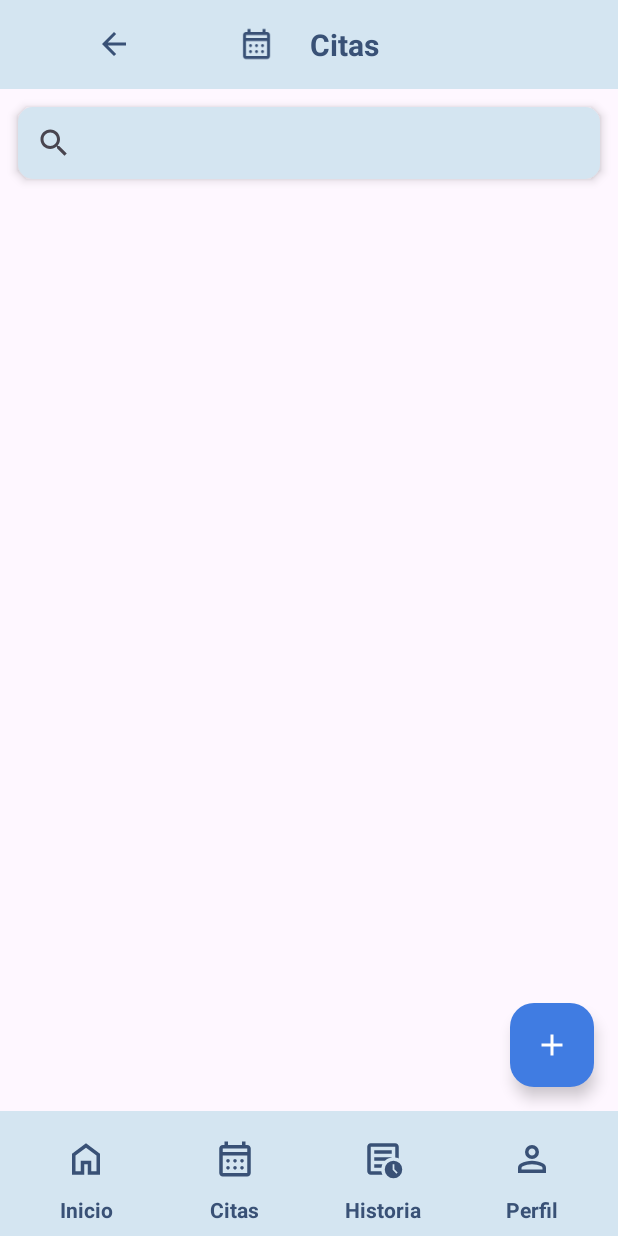
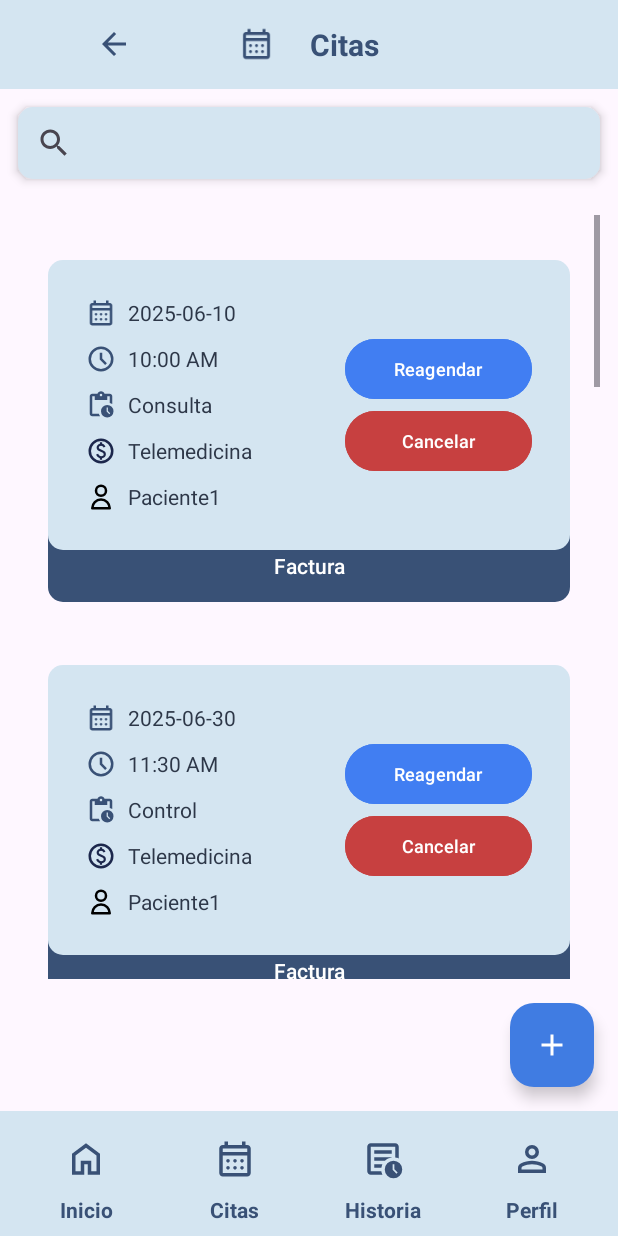
Before and after one commit to tejcamilo/movildev, an Android app: the screen it shows after launch (MainActivity), after a tap on "Citas", on a phone screen of 412 x 824 dp. Run offline under Robolectric (Android 15) with nearby library versions, the phone set to English and light mode, and no system bars.

Commit message:
Modificar atributos Cita

```diff
--- a/app/src/main/java/com/example/movildev/adapters/CitaItemAdapter.kt
+++ b/app/src/main/java/com/example/movildev/adapters/CitaItemAdapter.kt
@@ -49,7 +49,7 @@ class CitaItemAdapter(
         }
         fun bind(item: Cita, onCancelarClick: (Cita) -> Unit) {
             fechaCita.text = "${item.fecha} - ${item.hora}"
-            tipoCita.text = item.tipo
+            tipoCita.text = item.tratamiento
             profesionalCita.text = item.profesional
             modalidadCita.text = item.modalidad
 
--- a/app/src/main/java/com/example/movildev/adapters/TelemedicinaItemAdapter.kt
+++ b/app/src/main/java/com/example/movildev/adapters/TelemedicinaItemAdapter.kt
@@ -49,7 +49,7 @@ class TelemedicinaItemAdapter(
         }
         fun bind(item: Cita, onAccederClick: (Cita) -> Unit, onCancelarClick: (Cita) -> Unit) {
             fechaCita.text = "${item.fecha} - ${item.hora}"
-            tipoCita.text = item.tipo
+            tipoCita.text = item.tratamiento
             profesionalCita.text = item.profesional
 
             Log.i("TelemedicinaLogger", "init: $item")
--- a/app/src/main/java/com/example/movildev/model/Cita.kt
+++ b/app/src/main/java/com/example/movildev/model/Cita.kt
@@ -4,10 +4,9 @@ data class Cita (
     val id: String = "",
     val fecha: String = "",
     val hora: String = "",
-    val tipo: String = "",
     val tratamiento: String = "",
     val paciente: String = "",
     val modalidad: String = "",
-    val profesional: String = "",
+    val profesional: String = "Cathalina Cañon",
     var disponible: Boolean = true
 )
--- a/app/src/main/java/com/example/movildev/repositories/CitaRepository.kt
+++ b/app/src/main/java/com/example/movildev/repositories/CitaRepository.kt
@@ -4,11 +4,94 @@ import androidx.lifecycle.LiveData
 import androidx.lifecycle.MutableLiveData
 import com.example.movildev.model.Cita
 import com.example.movildev.model.Factura
+import java.util.UUID
 
 
 class CitaRepository {
 
-    private val listaCitas = mutableListOf<Cita>()
+    val listaCitas : MutableList<Cita> = mutableListOf(
+        Cita(
+            id = UUID.randomUUID().toString(),
+            fecha = "2025-06-10",
+            hora = "10:00 AM",
+            tratamiento = "Consulta",
+            paciente = "Paciente1",
+            modalidad = "Telemedicina",
+            profesional = "Cathalina Cañon",
+            disponible = false
+        ),
+        Cita(
+            id = UUID.randomUUID().toString(),
+            fecha = "2025-06-30",
+            hora = "11:30 AM",
+            tratamiento = "Control",
+            paciente = "Paciente1",
+            modalidad = "Telemedicina",
+            profesional = "Cathalina Cañon",
+            disponible = false
+        ),
+        Cita(
+            id = UUID.randomUUID().toString(),
+            fecha = "2025-08-05",
+            hora = "03:30 PM",
+            tratamiento = "Control",
+            paciente = "Paciente1",
+            modalidad = "Telemedicina",
+            profesional = "Cathalina Cañon",
+            disponible = false
+        ),
+        Cita(
+            id = UUID.randomUUID().toString(),
+            fecha = "2025-07-05",
+            hora = "09:00 AM",
+            tratamiento = "Consulta",
+            paciente = "Paciente1",
+            modalidad = "Presencial",
+            profesional = "Cathalina Cañon",
+            disponible = true
+        ),
+        Cita(
+            id = UUID.randomUUID().toString(),
+            fecha = "2025-07-12",
+            hora = "02:00 PM",
+            tratamiento = "Revisión",
+            paciente = "Paciente1",
+            modalidad = "Telemedicina",
+            profesional = "Cathalina Cañon",
+            disponible = true
+        ),
+        Cita(
+            id = UUID.randomUUID().toString(),
+            fecha = "2025-07-20",
+            hora = "04:30 PM",
+            tratamiento = "Control",
+            paciente = "Paciente1",
+            modalidad = "Presencial",
+            profesional = "Cathalina Cañon",
+            disponible = false
+        ),
+        Cita(
+            id = UUID.randomUUID().toString(),
+            fecha = "2025-08-01",
+            hora = "08:15 AM",
+            tratamiento = "Consulta",
+            paciente = "Paciente1",
+            modalidad = "Telemedicina",
+            profesional = "Cathalina Cañon",
+            disponible = true
+        ),
+        Cita(
+            id = UUID.randomUUID().toString(),
+            fecha = "2025-08-10",
+            hora = "03:45 PM",
+            tratamiento = "Control",
+            paciente = "Paciente1",
+            modalidad = "Presencial",
+            profesional = "Cathalina Cañon",
+            disponible = true
+        )
+    )
+
     private val citasLiveData = MutableLiveData<List<Cita>>(listaCitas)
 
     fun obtenerCitas(): LiveData<List<Cita>> = citasLiveData
```
Also changed, not shown: app/src/main/java/com/example/movildev/fragments/AgendarCitasFragment.kt (+3 -5 lines), app/src/main/java/com/example/movildev/model/InitCitaList.kt (+8 -8 lines), app/src/main/java/com/example/movildev/viewmodels/TelemedicinaViewModel.kt (+5 -6 lines), 418 other files.
